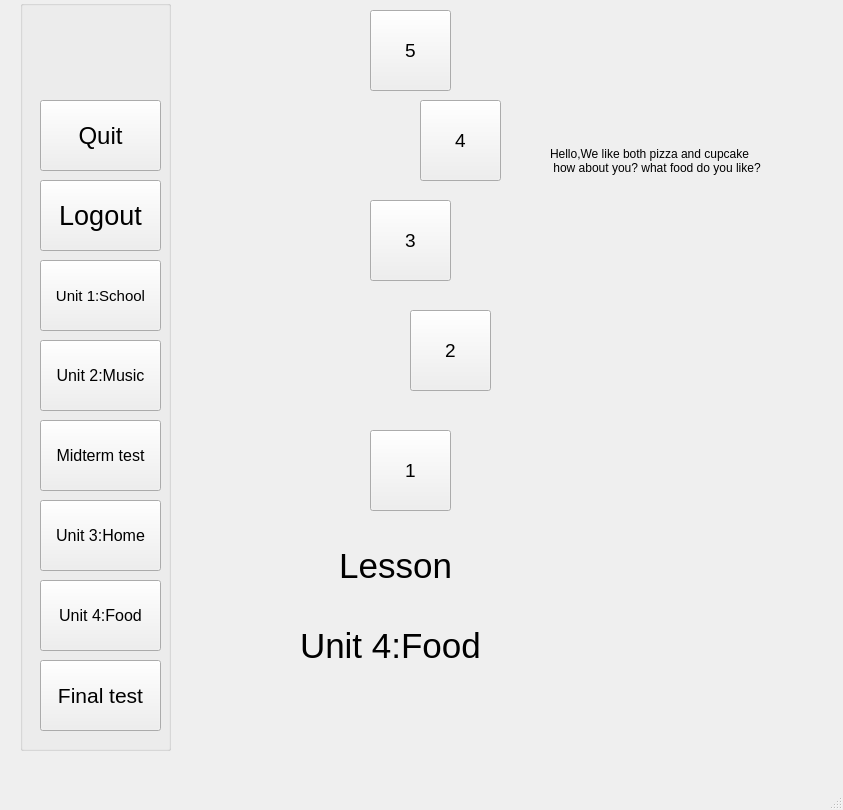
First picture: the form in SPCK/Gui/Unit4.ui, repository trongphuc1/TL-C4K-PTI01-, before the edit.
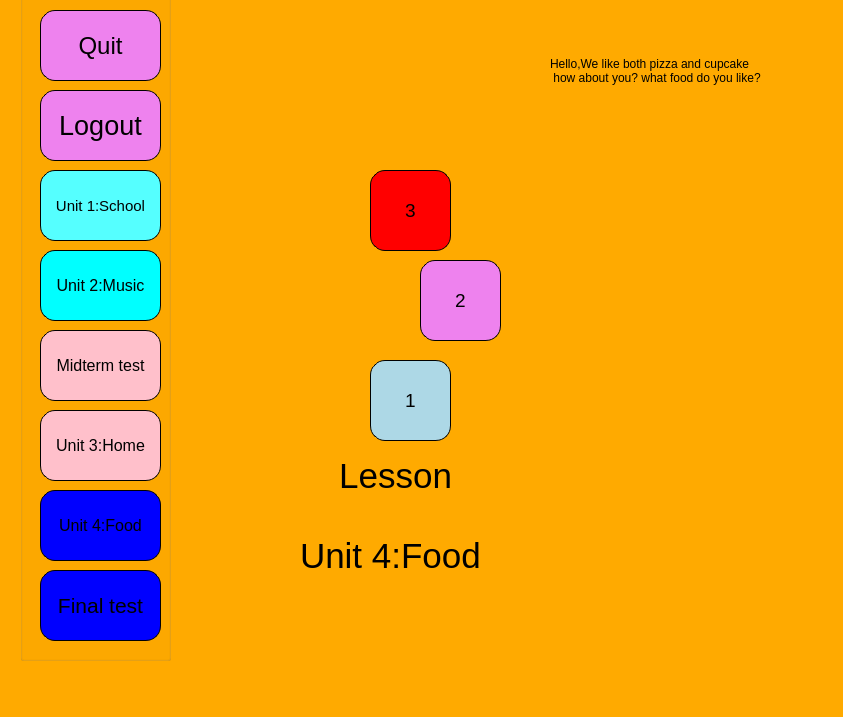
Second picture: the form after the edit. Icons and pictures are not drawn.

```diff
--- a/SPCK/Gui/Unit4.ui
+++ b/SPCK/Gui/Unit4.ui
@@ -7,18 +7,21 @@
     <x>0</x>
     <y>0</y>
     <width>843</width>
-    <height>810</height>
+    <height>717</height>
    </rect>
   </property>
   <property name="windowTitle">
    <string>MainWindow</string>
   </property>
+  <property name="styleSheet">
+   <string notr="true">background-color:rgb(255, 170, 0)</string>
+  </property>
   <widget class="QWidget" name="centralwidget">
    <widget class="QLabel" name="label_2">
     <property name="geometry">
      <rect>
       <x>550</x>
-      <y>200</y>
+      <y>110</y>
       <width>281</width>
       <height>241</height>
      </rect>
@@ -37,7 +40,7 @@
     <property name="geometry">
      <rect>
       <x>310</x>
-      <y>520</y>
+      <y>430</y>
       <width>221</width>
       <height>91</height>
      </rect>
@@ -55,7 +58,7 @@
     <property name="geometry">
      <rect>
       <x>550</x>
-      <y>140</y>
+      <y>50</y>
       <width>291</width>
       <height>41</height>
      </rect>
@@ -74,7 +77,7 @@
     <property name="geometry">
      <rect>
       <x>370</x>
-      <y>200</y>
+      <y>170</y>
       <width>81</width>
       <height>81</height>
      </rect>
@@ -84,51 +87,21 @@
       <pointsize>14</pointsize>
      </font>
     </property>
+    <property name="styleSheet">
+     <string notr="true">    border-radius: 15px;
+    border: 1px solid black;
+    padding: 5px;
+    background-color: red;</string>
+    </property>
     <property name="text">
      <string>3</string>
     </property>
    </widget>
-   <widget class="QPushButton" name="pushButton_8">
-    <property name="geometry">
-     <rect>
-      <x>370</x>
-      <y>10</y>
-      <width>81</width>
-      <height>81</height>
-     </rect>
-    </property>
-    <property name="font">
-     <font>
-      <pointsize>14</pointsize>
-     </font>
-    </property>
-    <property name="text">
-     <string>5</string>
-    </property>
-   </widget>
-   <widget class="QPushButton" name="pushButton_4">
-    <property name="geometry">
-     <rect>
-      <x>370</x>
-      <y>430</y>
-      <width>81</width>
-      <height>81</height>
-     </rect>
-    </property>
-    <property name="font">
-     <font>
-      <pointsize>14</pointsize>
-     </font>
-    </property>
-    <property name="text">
-     <string>1</string>
-    </property>
-   </widget>
    <widget class="QGroupBox" name="groupBox">
     <property name="geometry">
      <rect>
       <x>20</x>
-      <y>0</y>
+      <y>-90</y>
       <width>151</width>
       <height>751</height>
      </rect>
@@ -150,6 +123,12 @@
        <pointsize>18</pointsize>
       </font>
      </property>
+     <property name="styleSheet">
+      <string notr="true">    border-radius: 15px;
+    border: 1px solid black;
+    padding: 5px;
+    background-color: violet;</string>
+     </property>
      <property name="text">
       <string>Quit</string>
      </property>
@@ -168,6 +147,12 @@
        <pointsize>20</pointsize>
       </font>
      </property>
+     <property name="styleSheet">
+      <string notr="true">    border-radius: 15px;
+    border: 1px solid black;
+    padding: 5px;
+    background-color: violet;</string>
+     </property>
      <property name="text">
       <string>Logout</string>
      </property>
@@ -186,6 +171,12 @@
        <pointsize>11</pointsize>
       </font>
      </property>
+     <property name="styleSheet">
+      <string notr="true">    border-radius: 15px;
+    border: 1px solid black;
+    padding: 5px;
+    background-color: rgb(85, 255, 255);</string>
+     </property>
      <property name="text">
       <string>Unit 1:School</string>
      </property>
@@ -204,6 +195,12 @@
        <pointsize>12</pointsize>
       </font>
      </property>
+     <property name="styleSheet">
+      <string notr="true">    border-radius: 15px;
+    border: 1px solid black;
+    padding: 5px;
+    background-color: rgb(0, 255, 255);</string>
+     </property>
      <property name="text">
       <string>Unit 2:Music</string>
      </property>
@@ -222,6 +219,13 @@
        <pointsize>12</pointsize>
       </font>
      </property>
+     <property name="styleSheet">
+      <string notr="true">    border-radius: 15px;
+    border: 1px solid black;
+    padding: 5px;
+    background-color: pink;
+;</string>
+     </property>
      <property name="text">
       <string>Unit 3:Home</string>
      </property>
@@ -240,6 +244,12 @@
        <pointsize>12</pointsize>
       </font>
      </property>
+     <property name="styleSheet">
+      <string notr="true">    border-radius: 15px;
+    border: 1px solid black;
+    padding: 5px;
+    background-color: blue;</string>
+     </property>
      <property name="text">
       <string>Unit 4:Food</string>
      </property>
@@ -258,6 +268,12 @@
        <pointsize>16</pointsize>
       </font>
      </property>
+     <property name="styleSheet">
+      <string notr="true">    border-radius: 15px;
+    border: 1px solid black;
+    padding: 5px;
+    background-color: blue;</string>
+     </property>
      <property name="text">
       <string>Final test</string>
      </property>
@@ -276,6 +292,12 @@
        <pointsize>12</pointsize>
       </font>
      </property>
+     <property name="styleSheet">
+      <string notr="true">    border-radius: 15px;
+    border: 1px solid black;
+    padding: 5px;
+    background-color: pink;</string>
+     </property>
      <property name="text">
       <string>Midterm test</string>
      </property>
@@ -285,7 +307,7 @@
     <property name="geometry">
      <rect>
       <x>300</x>
-      <y>600</y>
+      <y>510</y>
       <width>261</width>
       <height>91</height>
      </rect>
@@ -303,7 +325,7 @@
     <property name="geometry">
      <rect>
       <x>420</x>
-      <y>100</y>
+      <y>260</y>
       <width>81</width>
       <height>81</height>
      </rect>
@@ -313,28 +335,40 @@
       <pointsize>14</pointsize>
      </font>
     </property>
-    <property name="text">
-     <string>4</string>
-    </property>
-   </widget>
-   <widget class="QPushButton" name="pushButton_24">
-    <property name="geometry">
-     <rect>
-      <x>410</x>
-      <y>310</y>
-      <width>81</width>
-      <height>81</height>
-     </rect>
-    </property>
-    <property name="font">
-     <font>
-      <pointsize>14</pointsize>
-     </font>
+    <property name="styleSheet">
+     <string notr="true">    border-radius: 15px;
+    border: 1px solid black;
+    padding: 5px;
+    background-color: violet;</string>
     </property>
     <property name="text">
      <string>2</string>
     </property>
    </widget>
+   <widget class="QPushButton" name="les1">
+    <property name="geometry">
+     <rect>
+      <x>370</x>
+      <y>360</y>
+      <width>81</width>
+      <height>81</height>
+     </rect>
+    </property>
+    <property name="font">
+     <font>
+      <pointsize>14</pointsize>
+     </font>
+    </property>
+    <property name="styleSheet">
+     <string notr="true">    border-radius: 15px;
+    border: 1px solid black;
+    padding: 5px;
+    background-color:lightblue;</string>
+    </property>
+    <property name="text">
+     <string>1</string>
+    </property>
+   </widget>
   </widget>
   <widget class="QMenuBar" name="menubar">
    <property name="geometry">
```
Left out of the diff: 18 changed lines with no effect on the pictures.
